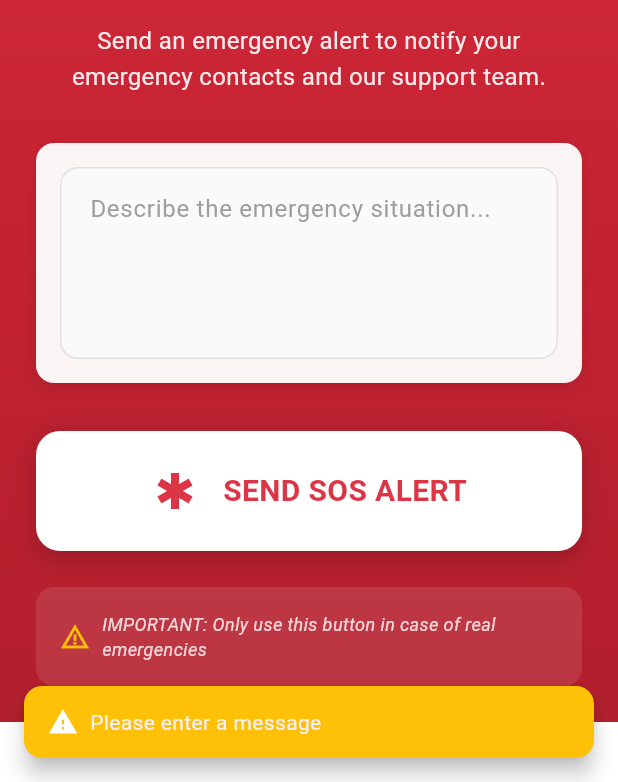
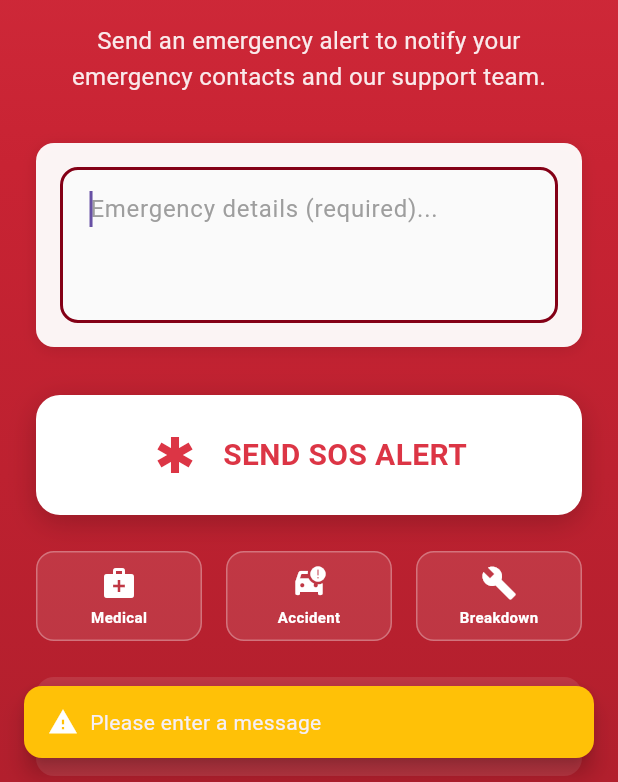
Before and after one commit to GaafarDev/tracking_system_mobile, a Flutter app: the ModernSosScreen screen opened directly, after a tap on "SEND SOS ALERT", on a phone screen of 412 x 824 dp, the part 454-1236 px from its top. Run offline on Flutter 3.47's test engine with Material 3 defaults, Android fonts, the phone set to English and light mode, and no system bars; our stand-ins replace flutter_secure_storage, image_picker, location; accounts and stored records are empty; network calls fail; Roboto replaces fonts that are missing (SF Pro Display).

Commit message:
feat: Optimize location and SOS services for performance and user experience with improved request handling and UI updates

```diff
--- a/lib/features/sos/screens/modern_sos_screen.dart
+++ b/lib/features/sos/screens/modern_sos_screen.dart
@@ -31,7 +31,7 @@ class _ModernSosScreenState extends State<ModernSosScreen>
   void initState() {
     super.initState();
     _initAnimations();
-    _checkForActiveAlert();
+    _quickCheckForActiveAlert();
   }
 
   void _initAnimations() {
@@ -41,7 +41,7 @@ class _ModernSosScreenState extends State<ModernSosScreen>
     );
 
     _shakeController = AnimationController(
-      duration: const Duration(milliseconds: 500),
+      duration: const Duration(milliseconds: 300),
       vsync: this,
     );
 
@@ -49,7 +49,7 @@ class _ModernSosScreenState extends State<ModernSosScreen>
       CurvedAnimation(parent: _pulseController, curve: Curves.easeInOut),
     );
 
-    _shakeAnimation = Tween<double>(begin: 0, end: 10).animate(
+    _shakeAnimation = Tween<double>(begin: 0, end: 8).animate(
       CurvedAnimation(parent: _shakeController, curve: Curves.elasticIn),
     );
   }
@@ -62,16 +62,12 @@ class _ModernSosScreenState extends State<ModernSosScreen>
     super.dispose();
   }
 
-  Future<void> _checkForActiveAlert() async {
-    setState(() {
-      _isCheckingActive = true;
-      _errorMessage = null;
-    });
-
+  Future<void> _quickCheckForActiveAlert() async {
     try {
       final sosService = Provider.of<SosService>(context, listen: false);
       final activeAlert = await sosService.getActiveSosAlert();
 
+      if (mounted) {
         setState(() {
           _activeAlert = activeAlert;
           _isCheckingActive = false;
@@ -80,12 +76,14 @@ class _ModernSosScreenState extends State<ModernSosScreen>
         if (_activeAlert?.isActive == true) {
           _pulseController.repeat(reverse: true);
         }
+      }
     } catch (e) {
-      print('Error checking active SOS alert: $e');
+      debugPrint('Error checking active SOS alert: $e');
+      if (mounted) {
         setState(() {
-        _errorMessage = 'Failed to check active alerts. Please try again.';
           _isCheckingActive = false;
         });
+      }
     }
   }
 
@@ -96,32 +94,24 @@ class _ModernSosScreenState extends State<ModernSosScreen>
       return;
     }
 
-    // Show immediate feedback
+    // Show immediate UI feedback
     setState(() {
       _isLoading = true;
       _errorMessage = null;
     });
 
-    // Show optimistic UI immediately
-    _showCustomSnackBar('Sending emergency alert...', AppTheme.info);
+    // Show immediate feedback to user
+    _showCustomSnackBar('🚨 Sending emergency alert...', AppTheme.info);
 
     try {
       final sosService = Provider.of<SosService>(context, listen: false);
-      final locationService = Provider.of<LocationService>(
-        context,
-        listen: false,
-      );
 
-      // Initialize in parallel
-      final futures = await Future.wait([
-        locationService.initialize(),
-        Future.delayed(Duration.zero), // Placeholder for any other init
-      ]);
-
+      // Send SOS - this should be very fast now
       final success = await sosService.sendSosAlert(
         _messageController.text.trim(),
       );
 
+      if (mounted) {
         if (success) {
           final alert = sosService.activeAlert;
           setState(() {
@@ -136,15 +126,24 @@ class _ModernSosScreenState extends State<ModernSosScreen>
             _errorMessage = 'Failed to send SOS alert. Please try again.';
             _isLoading = false;
           });
-        _showCustomSnackBar('❌ Failed to send alert', AppTheme.danger);
+          _showCustomSnackBar(
+            '❌ Failed to send alert - Please retry',
+            AppTheme.danger,
+          );
+        }
       }
     } catch (e) {
-      print('Error sending SOS alert: $e');
+      debugPrint('Error sending SOS alert: $e');
+      if (mounted) {
         setState(() {
           _errorMessage = 'Network error. Please check connection.';
           _isLoading = false;
         });
-      _showCustomSnackBar('❌ Network error', AppTheme.danger);
+        _showCustomSnackBar(
+          '❌ Network error - Check connection',
+          AppTheme.danger,
+        );
+      }
     }
   }
 
@@ -158,6 +157,7 @@ class _ModernSosScreenState extends State<ModernSosScreen>
       final sosService = Provider.of<SosService>(context, listen: false);
       final success = await sosService.cancelSosAlert();
 
+      if (mounted) {
         if (success) {
           setState(() {
             _activeAlert = null;
@@ -172,12 +172,15 @@ class _ModernSosScreenState extends State<ModernSosScreen>
             _isLoading = false;
           });
         }
+      }
     } catch (e) {
-      print('Error cancelling SOS alert: $e');
+      debugPrint('Error cancelling SOS alert: $e');
+      if (mounted) {
         setState(() {
           _errorMessage = 'An error occurred. Please try again later.';
           _isLoading = false;
         });
+      }
     }
   }
 
@@ -356,14 +359,16 @@ class _ModernSosScreenState extends State<ModernSosScreen>
                     ),
                     child: TextField(
                       controller: _messageController,
-                      maxLines: 4,
+                      maxLines: 3, // Reduced for faster typing
                       enabled: !_isLoading,
                       decoration: InputDecoration(
-                        hintText: 'Describe the emergency situation...',
+                        hintText: 'Emergency details (required)...',
                         border: InputBorder.none,
                         hintStyle: TextStyle(color: Colors.grey[500]),
                       ),
                       style: AppTheme.bodyLarge,
+                      // Auto-focus for faster input
+                      autofocus: true,
                     ),
                   ),
                 );
@@ -372,7 +377,7 @@ class _ModernSosScreenState extends State<ModernSosScreen>
 
             const SizedBox(height: AppTheme.spacingXLarge),
 
-            // SOS Button
+            // Large SOS Button for easy emergency access
             Container(
               width: double.infinity,
               height: 80,
@@ -445,6 +450,37 @@ class _ModernSosScreenState extends State<ModernSosScreen>
 
             const SizedBox(height: AppTheme.spacingLarge),
 
+            // Quick action buttons for common emergencies
+            Row(
+              children: [
+                Expanded(
+                  child: _quickActionButton(
+                    'Medical',
+                    Icons.medical_services,
+                    'Medical emergency',
+                  ),
+                ),
+                const SizedBox(width: AppTheme.spacingMedium),
+                Expanded(
+                  child: _quickActionButton(
+                    'Accident',
+                    Icons.car_crash,
+                    'Vehicle accident',
+                  ),
+                ),
+                const SizedBox(width: AppTheme.spacingMedium),
+                Expanded(
+                  child: _quickActionButton(
+                    'Breakdown',
+                    Icons.build,
+                    'Vehicle breakdown',
+                  ),
+                ),
+              ],
+            ),
+
+            const SizedBox(height: AppTheme.spacingLarge),
+
             // Warning Text
             Container(
               padding: const EdgeInsets.all(AppTheme.spacingMedium),
@@ -473,6 +509,37 @@ class _ModernSosScreenState extends State<ModernSosScreen>
                     ),
                   ),
                 ],
+              ),
+            ),
+          ],
+        ),
+      ),
+    );
+  }
+
+  Widget _quickActionButton(String label, IconData icon, String message) {
+    return GestureDetector(
+      onTap: () {
+        _messageController.text = message;
+        _sendSosAlert();
+      },
+      child: Container(
+        padding: const EdgeInsets.all(AppTheme.spacingSmall),
+        decoration: BoxDecoration(
+          color: Colors.white.withOpacity(0.1),
+          borderRadius: BorderRadius.circular(AppTheme.borderRadiusMedium),
+          border: Border.all(color: Colors.white.withOpacity(0.3)),
+        ),
+        child: Column(
+          children: [
+            Icon(icon, color: Colors.white, size: 24),
+            const SizedBox(height: 4),
+            Text(
+              label,
+              style: const TextStyle(
+                color: Colors.white,
+                fontSize: 10,
+                fontWeight: FontWeight.w600,
               ),
             ),
           ],
```
Also changed, not shown: lib/core/services/location_service.dart (+58 -29 lines), lib/core/services/sos_service.dart (+58 -39 lines), lib/features/incidents/screens/modern_report_incident_screen.dart (+67 -23 lines), lib/features/notifications/screens/modern_notification_list_screen.dart (+21 -8 lines). Lines whose indentation alone changed are shown as unchanged.
